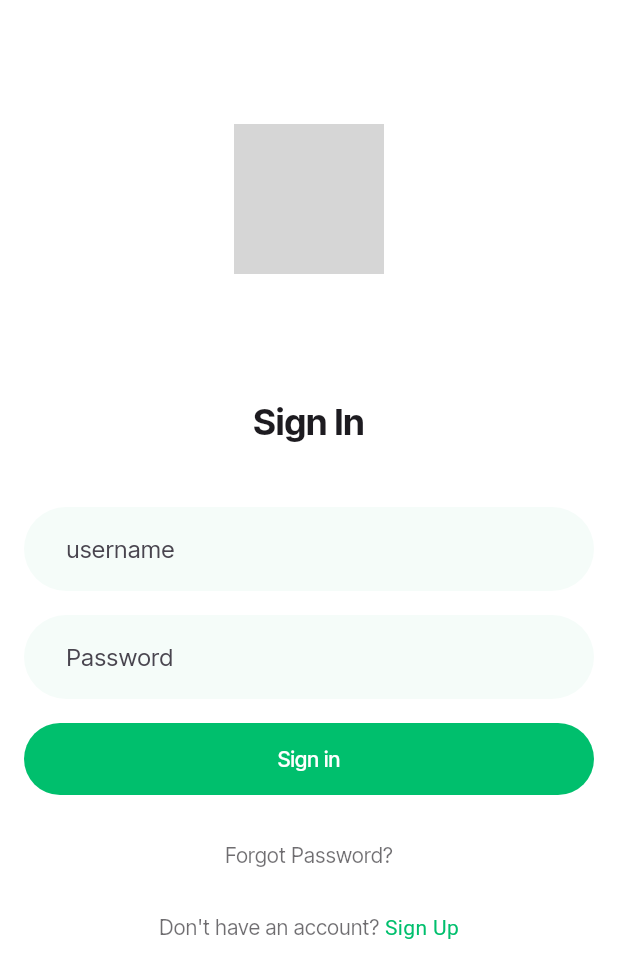
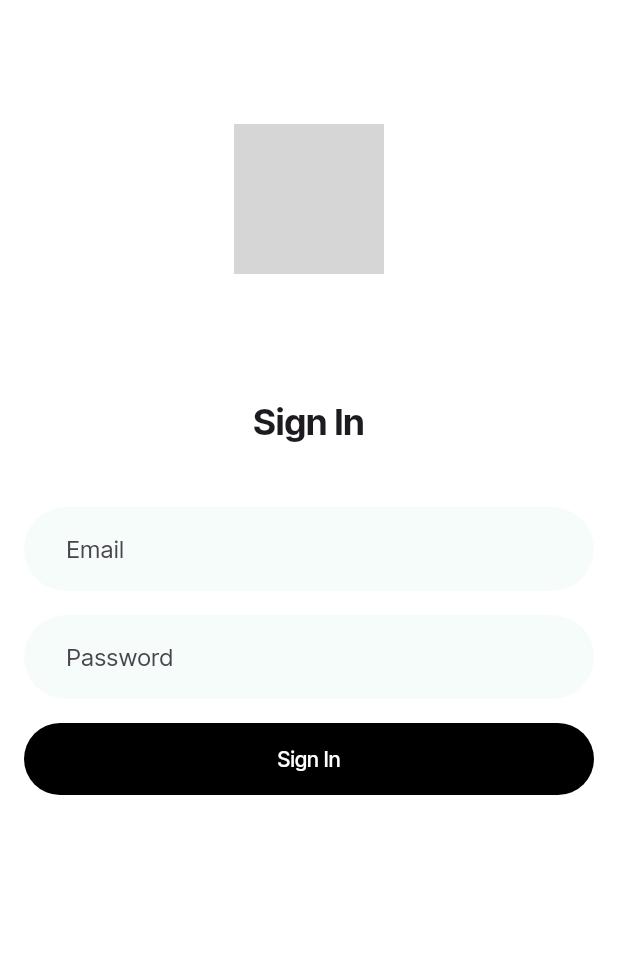
Before and after one commit to rakshitkapoor/stat_admin, a Flutter app: the LoginPage screen opened directly, on a phone screen of 412 x 824 dp. Shown: the top 978 px of the screen. Run offline on Flutter 3.47's test engine with Material 3 defaults, Android fonts, the phone set to English and light mode, and no system bars; our stand-ins replace google_fonts, lottie, supabase_flutter; accounts and stored records are empty; network calls fail; grey boxes are pictures that could not be loaded.

Commit message:
file for lib

```diff
--- a/lib/login_page.dart
+++ b/lib/login_page.dart
@@ -1,11 +1,57 @@
 import 'package:flutter/material.dart';
 import 'home_page.dart';
-import 'package:flutter/material.dart';
+import 'package:supabase_flutter/supabase_flutter.dart';
+import 'package:stat_admin/score_page.dart';
+import 'package:stat_admin/Widgets/card_widget.dart';
 
-class LoginPage extends StatelessWidget {
+class LoginPage extends StatefulWidget {
+  const LoginPage({super.key});
+  //final sched;
+
+  @override
+  _LoginPageState createState() => _LoginPageState();
+}
+
+class _LoginPageState extends State<LoginPage> {
   final _formKey = GlobalKey<FormState>();
+  final TextEditingController _emailController = TextEditingController();
+  final TextEditingController _passwordController = TextEditingController();
 
-  LoginPage({super.key});
+  // Function to sign in the user
+  Future<void> _signIn(BuildContext context) async {
+    final email = _emailController.text;
+    final password = _passwordController.text;
+
+    try {
+      // Sign in using Supabase
+      final response = await Supabase.instance.client.auth.signInWithPassword(
+        email: email,
+        password: password,
+      );
+
+      // If sign-in is successful, navigate to HomePage
+      if (response.user != null) {
+        /*Navigator.pushReplacement(
+          /*context,
+          MaterialPageRoute(
+              builder: (context) => ScorePage(
+                    sched: widget.sched,
+                  )),
+        */);*/
+      } else {
+        // Show error if no user is returned
+        ScaffoldMessenger.of(context).showSnackBar(
+          SnackBar(content: Text('Failed to sign in')),
+        );
+      }
+    } catch (error) {
+      // Catch any errors and show the error message
+      ScaffoldMessenger.of(context).showSnackBar(
+        SnackBar(content: Text('Error: $error')),
+      );
+    }
+  }
+
   @override
   Widget build(BuildContext context) {
     return Scaffold(
@@ -18,8 +64,8 @@ class LoginPage extends StatelessWidget {
               child: Column(
                 children: [
                   SizedBox(height: constraints.maxHeight * 0.1),
-                  Image.network(
-                    "https://i.postimg.cc/nz0YBQcH/Logo-light.png",
+                  Image.asset(
+                    "stat_font_black.png",
                     height: 100,
                   ),
                   SizedBox(height: constraints.maxHeight * 0.1),
@@ -35,30 +81,39 @@ class LoginPage extends StatelessWidget {
                     key: _formKey,
                     child: Column(
                       children: [
+                        // Email TextField
                         TextFormField(
+                          controller: _emailController,
                           decoration: const InputDecoration(
-                            hintText: 'username',
+                            hintText: 'Email',
                             filled: true,
                             fillColor: Color(0xFFF5FCF9),
-                            contentPadding: const EdgeInsets.symmetric(
+                            contentPadding: EdgeInsets.symmetric(
                                 horizontal: 16.0 * 1.5, vertical: 16.0),
-                            border: const OutlineInputBorder(
+                            border: OutlineInputBorder(
                               borderSide: BorderSide.none,
                               borderRadius:
                                   BorderRadius.all(Radius.circular(50)),
                             ),
                           ),
-                          keyboardType: TextInputType.text,
+                          keyboardType: TextInputType.emailAddress,
+                          validator: (value) {
+                            if (value == null || value.isEmpty) {
+                              return 'Please enter your email';
+                            }
+                            return null;
+                          },
                         ),
                         Padding(
                           padding: const EdgeInsets.symmetric(vertical: 16.0),
                           child: TextFormField(
+                            controller: _passwordController,
                             obscureText: true,
                             decoration: const InputDecoration(
                               hintText: 'Password',
                               filled: true,
                               fillColor: Color(0xFFF5FCF9),
-                              contentPadding: const EdgeInsets.symmetric(
+                              contentPadding: EdgeInsets.symmetric(
                                   horizontal: 16.0 * 1.5, vertical: 16.0),
                               border: OutlineInputBorder(
                                 borderSide: BorderSide.none,
@@ -66,64 +121,28 @@ class LoginPage extends StatelessWidget {
                                     BorderRadius.all(Radius.circular(50)),
                               ),
                             ),
-                            onSaved: (passaword) {
-                              // Save it
+                            validator: (value) {
+                              if (value == null || value.isEmpty) {
+                                return 'Please enter your password';
+                              }
+                              return null;
                             },
                           ),
                         ),
                         ElevatedButton(
                           onPressed: () {
-                            Navigator.push(context, MaterialPageRoute(builder: (context) => const HomePage()));
+                            if (_formKey.currentState?.validate() ?? false) {
+                              _signIn(context);
+                            }
                           },
                           style: ElevatedButton.styleFrom(
                             elevation: 0,
-                            backgroundColor: const Color(0xFF00BF6D),
+                            backgroundColor: const Color.fromARGB(255, 0, 0, 0),
                             foregroundColor: Colors.white,
                             minimumSize: const Size(double.infinity, 48),
                             shape: const StadiumBorder(),
                           ),
-                          child: const Text("Sign in"),
-                        ),
-                        const SizedBox(height: 16.0),
-                        TextButton(
-                          onPressed: () {},
-                          child: Text(
-                            'Forgot Password?',
-                            style: Theme.of(context)
-                                .textTheme
-                                .bodyMedium!
-                                .copyWith(
-                                  color: Theme.of(context)
-                                      .textTheme
-                                      .bodyLarge!
-                                      .color!
-                                      .withOpacity(0.64),
-                                ),
-                          ),
-                        ),
-                        TextButton(
-                          onPressed: () {},
-                          child: Text.rich(
-                            const TextSpan(
-                              text: "Don't have an account? ",
-                              children: [
-                                TextSpan(
-                                  text: "Sign Up",
-                                  style: TextStyle(color: Color(0xFF00BF6D)),
-                                ),
-                              ],
-                            ),
-                            style: Theme.of(context)
-                                .textTheme
-                                .bodyMedium!
-                                .copyWith(
-                                  color: Theme.of(context)
-                                      .textTheme
-                                      .bodyLarge!
-                                      .color!
-                                      .withOpacity(0.64),
-                                ),
-                          ),
+                          child: const Text("Sign In"),
                         ),
                       ],
                     ),
--- a/lib/points_screen.dart
+++ b/lib/points_screen.dart
@@ -114,7 +114,7 @@ class _PointsScreenState extends State<PointsScreen> {
                                       foregroundColor: Colors.black,
                                       textStyle: TextStyle(
                                         fontFamily: 'Poppins',
-                                        fontSize: 10.0,
+                                        fontSize: 5.0,
                                         letterSpacing: 0.0,
                                       ),
                                       minimumSize: Size(89.0, 76.0),
@@ -196,7 +196,7 @@ class _PointsScreenState extends State<PointsScreen> {
                                 "${grpA[0]["D"]}",
                                 "${grpA[0]["L"]}",
                                 "${grpA[0]["GF"]}",
-                                "${grpA[0]["GA"]}",
+                                "${grpA[2]["GA"]}",
                                 "${grpA[0]["GD"]}",
                                 "${grpA[0]["Pts"]}"
                               ],
```
Also changed, not shown: lib/score_page.dart (+131 -24 lines).
